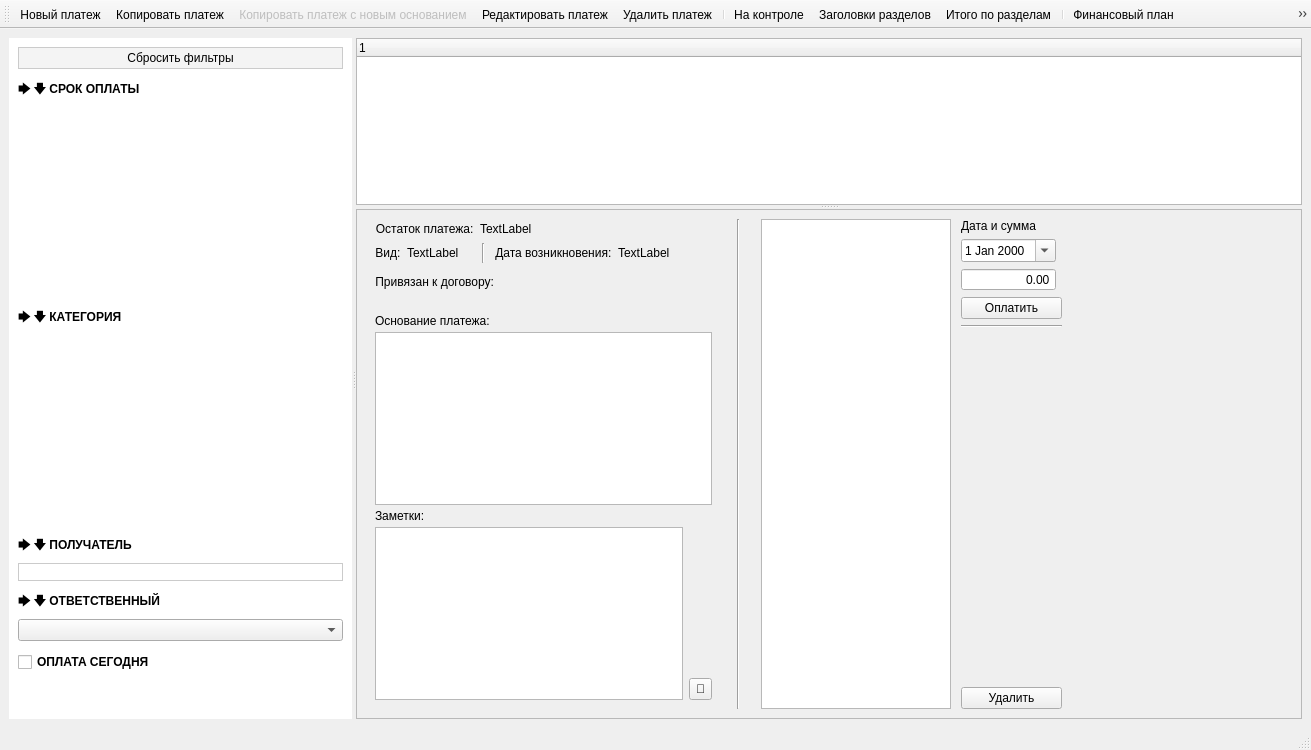
Above: designer/ui/mainwindow.ui from Aleee/FinanceCalender before the change. Below: the same form after it.
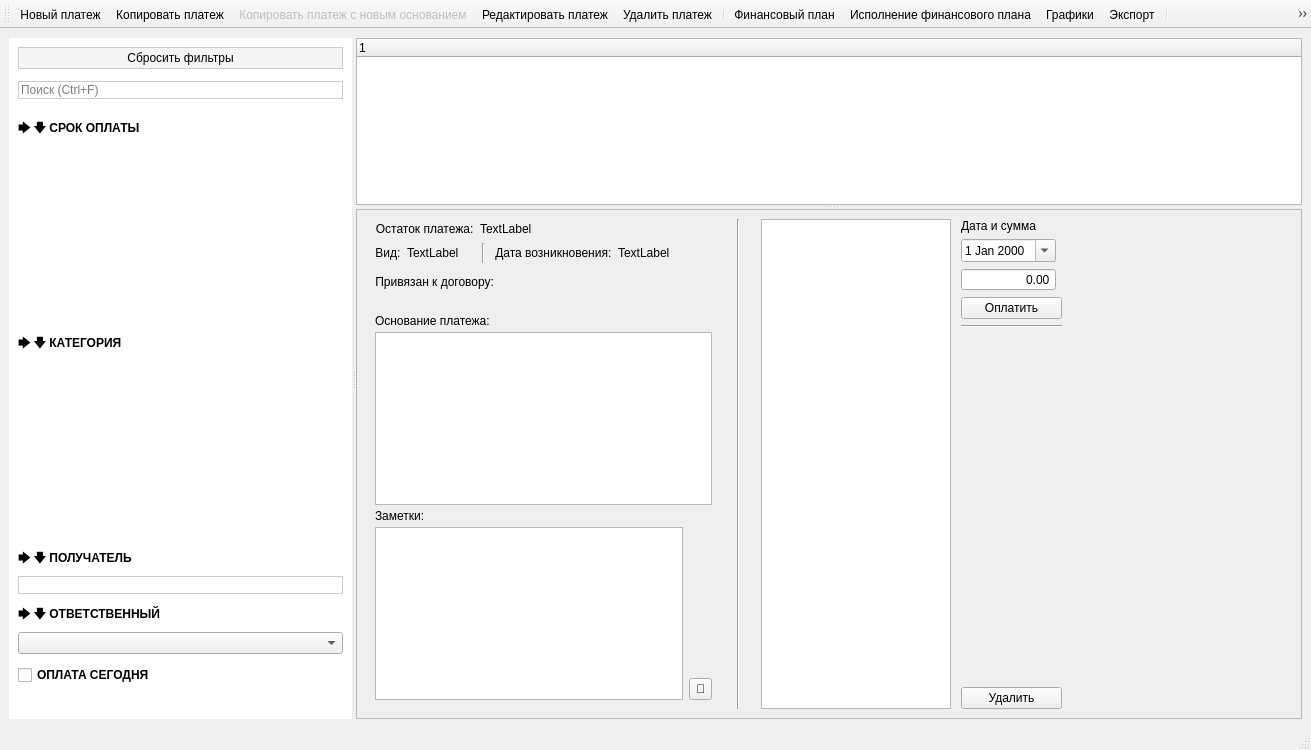
That is the form after the change. Icons and pictures are not drawn. Custom widgets are drawn as their Qt base class.

Diff of the .ui file:
```diff
--- a/designer/ui/mainwindow.ui
+++ b/designer/ui/mainwindow.ui
@@ -57,6 +57,37 @@
          <number>0</number>
         </property>
         <item row="0" column="0">
+         <widget class="QPushButton" name="pb_resetfilters">
+          <property name="toolTip">
+           <string>Сбросить все фильтры (Ctrl+R)</string>
+          </property>
+          <property name="styleSheet">
+           <string notr="true">QPushButton {border: 1px solid #cbcbcb; padding: 3px; background-color: #f4f4f4; margin: 9px 9px 0px 9px;}
+QPushButton:hover {background-color: #e8eef4;}
+QPushButton:disabled {color: #a0a0a0;}</string>
+          </property>
+          <property name="text">
+           <string>Сбросить фильтры</string>
+          </property>
+         </widget>
+        </item>
+        <item row="1" column="0">
+         <widget class="QLineEdit" name="le_search">
+          <property name="toolTip">
+           <string>Поиск по наименованию (предмету) и основанию платежа (Ctrl+F)</string>
+          </property>
+          <property name="styleSheet">
+           <string notr="true">border: 1px solid #cbcbcb; margin: 6px 9px 0px 9px</string>
+          </property>
+          <property name="placeholderText">
+           <string>Поиск (Ctrl+F)</string>
+          </property>
+          <property name="clearButtonEnabled">
+           <bool>true</bool>
+          </property>
+         </widget>
+        </item>
+        <item row="2" column="0">
          <widget class="QScrollArea" name="scrollArea">
           <property name="styleSheet">
            <string notr="true">QPushButton {
@@ -220,21 +251,6 @@
               </property>
              </spacer>
             </item>
-            <item row="2" column="0" colspan="2">
-             <widget class="QPushButton" name="pb_resetfilters">
-              <property name="toolTip">
-               <string>Сбросить все фильтры (Ctrl+R)</string>
-              </property>
-              <property name="styleSheet">
-               <string notr="true">QPushButton {border: 1px solid #cbcbcb; padding: 3px; background-color: #f4f4f4;}
-QPushButton:hover {background-color: #e8eef4;}
-QPushButton:disabled {color: #a0a0a0;}</string>
-              </property>
-              <property name="text">
-               <string>Сбросить фильтры</string>
-              </property>
-             </widget>
-            </item>
             <item row="18" column="0" colspan="2">
              <spacer name="verticalSpacer">
               <property name="orientation">
@@ -843,19 +859,18 @@
    <addaction name="act_edit"/>
    <addaction name="act_delete"/>
    <addaction name="separator"/>
-   <addaction name="act_featured"/>
-   <addaction name="act_toggleheaders"/>
-   <addaction name="act_togglefooters"/>
-   <addaction name="separator"/>
    <addaction name="act_finplan"/>
    <addaction name="act_fulfillment"/>
    <addaction name="act_chart"/>
-   <addaction name="separator"/>
-   <addaction name="act_fees"/>
-   <addaction name="act_matching"/>
-   <addaction name="separator"/>
    <addaction name="act_export"/>
+   <addaction name="separator"/>
    <addaction name="act_contracts"/>
+   <addaction name="act_fees"/>
+   <addaction name="act_matching"/>
+   <addaction name="separator"/>
+   <addaction name="act_featured"/>
+   <addaction name="act_toggleheaders"/>
+   <addaction name="act_togglefooters"/>
    <addaction name="act_settings"/>
   </widget>
   <widget class="QStatusBar" name="statusBar"/>
```
